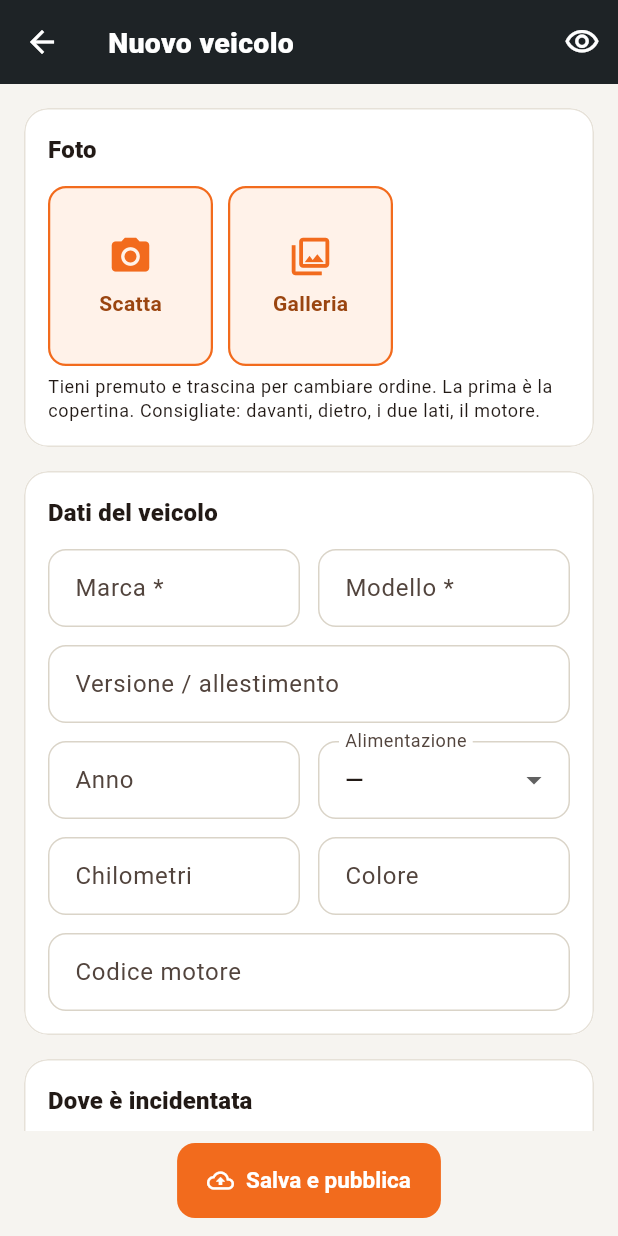
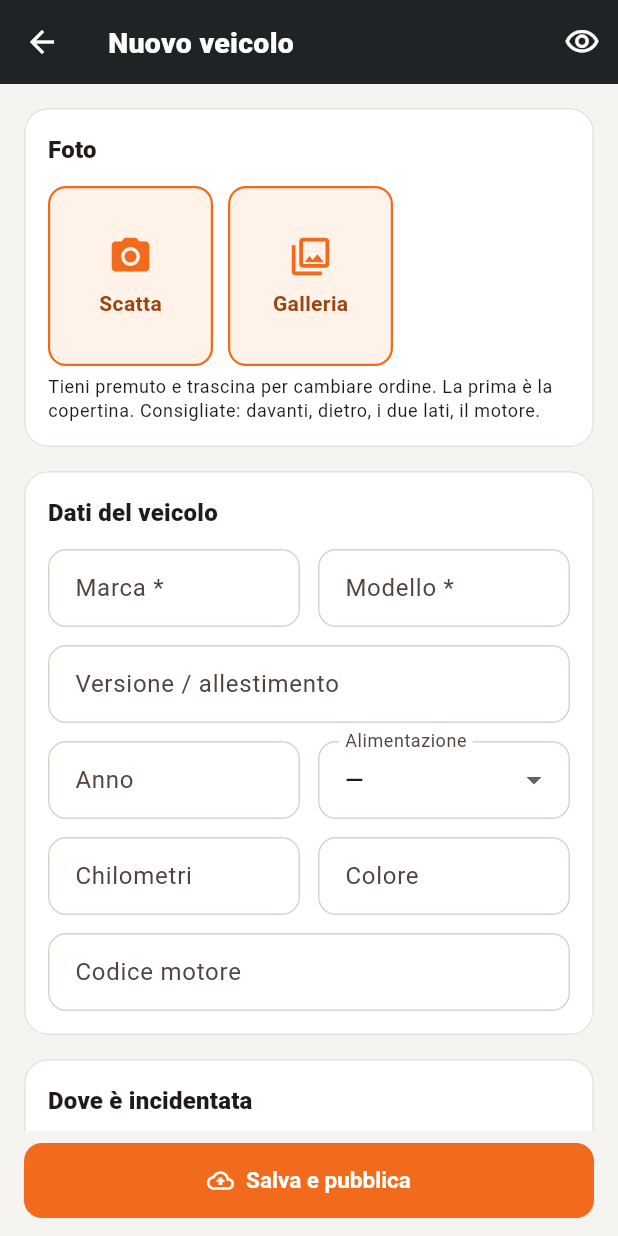
Before and after one commit to charles1812/sfasciohub, a Flutter app: the VehicleEditor screen opened directly with empty values, on a phone screen of 412 x 824 dp. Run offline on Flutter 3.47's test engine with Material 3 defaults, Android fonts, the phone set to English and light mode, and no system bars; our stand-ins replace image_picker, shared_preferences, supabase_flutter; accounts and stored records are empty.

Commit message:
Pulsante Salva a tutta larghezza; nomi app Android nei flavor
Co-Authored-By: Claude Opus 5.5 <noreply@anthropic.com>

```diff
--- a/lib/ui/yard/vehicle_editor.dart
+++ b/lib/ui/yard/vehicle_editor.dart
@@ -344,13 +344,13 @@ class _VehicleEditorState extends State<VehicleEditor> {
             padding: const EdgeInsets.fromLTRB(16, 8, 16, 12),
             child: Constrained(
               maxWidth: 600,
-              child: FilledButton.icon(
+              child: SizedBox(width: double.infinity, child: FilledButton.icon(
                 onPressed: _busy ? null : _save,
                 icon: _busy
                     ? const SizedBox(width: 18, height: 18, child: CircularProgressIndicator(strokeWidth: 2, color: Colors.white))
                     : const Icon(Icons.cloud_upload_outlined),
                 label: Text(_busy ? 'Salvataggio…' : _isNew ? 'Salva e pubblica' : 'Salva modifiche'),
-              ),
+              )),
             ),
           ),
         ),
```
Also changed, not shown: 3 other files.
